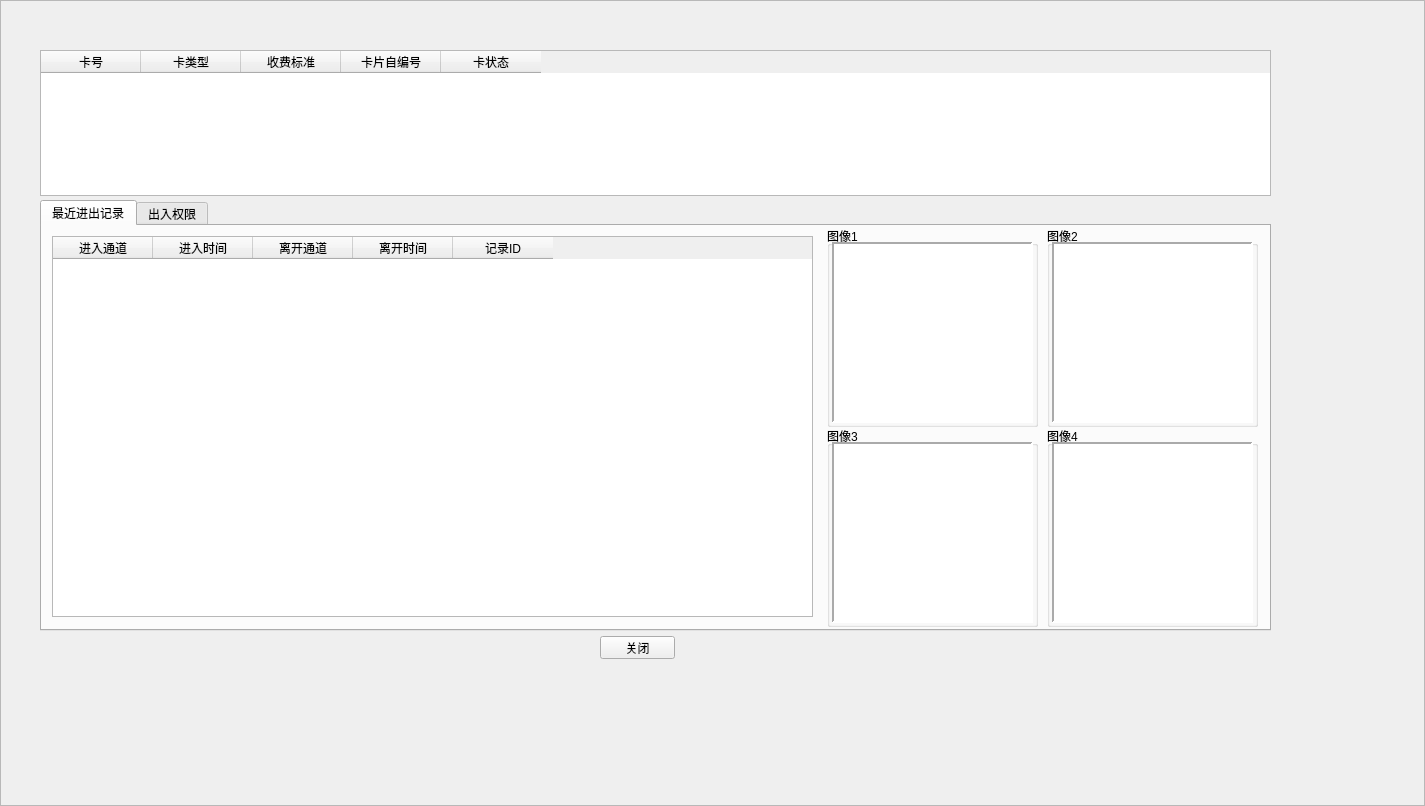
Anne081031/WinParkUI, file UIWnd/newtimecard.ui: the form before one commit.
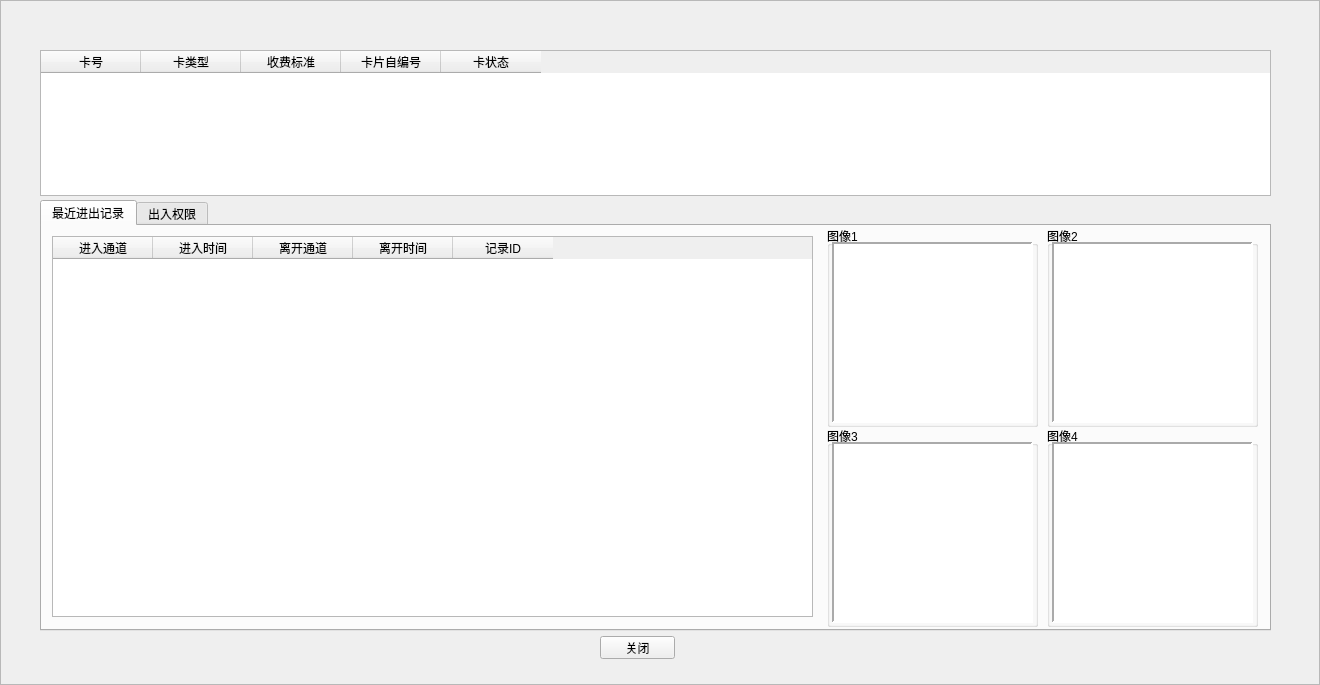
The form after the commit. Icons and pictures are not drawn.

The edit to the form file:
```diff
--- a/UIWnd/newtimecard.ui
+++ b/UIWnd/newtimecard.ui
@@ -6,8 +6,8 @@
    <rect>
     <x>0</x>
     <y>0</y>
-    <width>1425</width>
-    <height>806</height>
+    <width>1320</width>
+    <height>685</height>
    </rect>
   </property>
   <property name="windowTitle">
```
